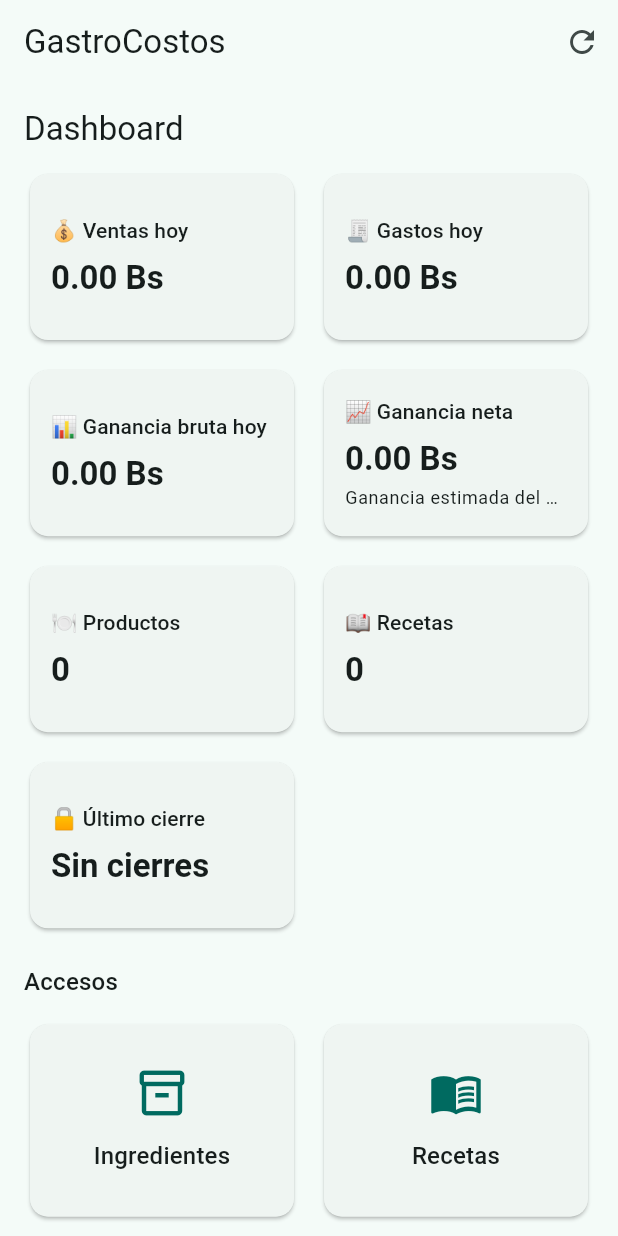
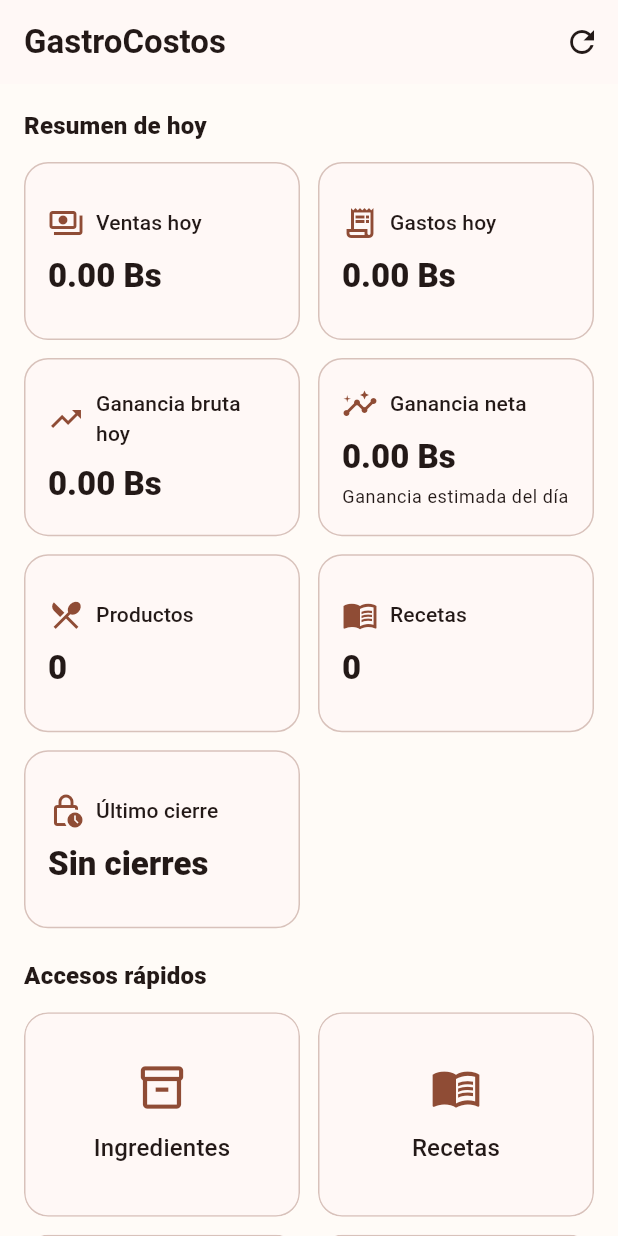
Before and after one commit to jematti/gastro_costos, a Flutter app: the screen it shows after launch, on a phone screen of 412 x 824 dp. Run offline on Flutter 3.47's test engine with Material 3 defaults, Android fonts, the phone set to English and light mode, and no system bars; our stand-ins replace image_picker, sqflite; accounts and stored records are empty.

Commit message:
Fase 14: mejorar interfaz general

```diff
--- /dev/null
+++ b/lib/core/theme/app_theme.dart
@@ -0,0 +1,77 @@
+import 'package:flutter/material.dart';
+
+class AppTheme {
+  const AppTheme._();
+
+  static ThemeData get light {
+    final colorScheme = ColorScheme.fromSeed(
+      seedColor: const Color(0xFFB8502A),
+      brightness: Brightness.light,
+    );
+
+    return ThemeData(
+      colorScheme: colorScheme,
+      useMaterial3: true,
+      scaffoldBackgroundColor: const Color(0xFFFFFBF7),
+      appBarTheme: AppBarTheme(
+        centerTitle: false,
+        elevation: 0,
+        backgroundColor: colorScheme.surface,
+        foregroundColor: colorScheme.onSurface,
+        titleTextStyle: TextStyle(
+          color: colorScheme.onSurface,
+          fontSize: 22,
+          fontWeight: FontWeight.w700,
+        ),
+      ),
+      cardTheme: CardThemeData(
+        elevation: 0,
+        color: colorScheme.surface,
+        surfaceTintColor: colorScheme.surfaceTint,
+        margin: EdgeInsets.zero,
+        shape: RoundedRectangleBorder(
+          borderRadius: BorderRadius.circular(16),
+          side: BorderSide(color: colorScheme.outlineVariant),
+        ),
+      ),
+      inputDecorationTheme: InputDecorationTheme(
+        border: OutlineInputBorder(borderRadius: BorderRadius.circular(12)),
+        enabledBorder: OutlineInputBorder(
+          borderRadius: BorderRadius.circular(12),
+          borderSide: BorderSide(color: colorScheme.outlineVariant),
+        ),
+        focusedBorder: OutlineInputBorder(
+          borderRadius: BorderRadius.circular(12),
+          borderSide: BorderSide(color: colorScheme.primary, width: 1.5),
+        ),
+        filled: true,
+        fillColor: colorScheme.surface,
+      ),
+      filledButtonTheme: FilledButtonThemeData(
+        style: FilledButton.styleFrom(
+          padding: const EdgeInsets.symmetric(horizontal: 18, vertical: 14),
+          shape: RoundedRectangleBorder(
+            borderRadius: BorderRadius.circular(12),
+          ),
+        ),
+      ),
+      outlinedButtonTheme: OutlinedButtonThemeData(
+        style: OutlinedButton.styleFrom(
+          padding: const EdgeInsets.symmetric(horizontal: 16, vertical: 14),
+          shape: RoundedRectangleBorder(
+            borderRadius: BorderRadius.circular(12),
+          ),
+        ),
+      ),
+      floatingActionButtonTheme: FloatingActionButtonThemeData(
+        backgroundColor: colorScheme.primary,
+        foregroundColor: colorScheme.onPrimary,
+        shape: RoundedRectangleBorder(borderRadius: BorderRadius.circular(16)),
+      ),
+      listTileTheme: const ListTileThemeData(
+        contentPadding: EdgeInsets.symmetric(horizontal: 16, vertical: 8),
+      ),
+      dividerTheme: DividerThemeData(color: colorScheme.outlineVariant),
+    );
+  }
+}
--- a/lib/features/cierre_caja/cierre_caja_screen.dart
+++ b/lib/features/cierre_caja/cierre_caja_screen.dart
@@ -4,6 +4,7 @@ import '../../data/models/cierre_caja.dart';
 import '../../data/repositories/cierre_caja_repository.dart';
 import '../../data/repositories/gasto_repository.dart';
 import '../../data/repositories/venta_repository.dart';
+import '../../shared/widgets/empty_state.dart';
 
 class CierreCajaScreen extends StatefulWidget {
   const CierreCajaScreen({super.key});
@@ -274,8 +275,11 @@ class _CierreCajaScreenState extends State<CierreCajaScreen> {
               if (cierres.isEmpty) {
                 return const Card(
                   child: Padding(
-                    padding: EdgeInsets.all(16),
-                    child: Text('No hay cierres guardados.'),
+                    padding: EdgeInsets.symmetric(vertical: 24),
+                    child: EmptyState(
+                      icon: Icons.fact_check_outlined,
+                      message: 'No hay cierres de caja guardados.',
+                    ),
                   ),
                 );
               }
--- a/lib/features/dashboard/home_screen.dart
+++ b/lib/features/dashboard/home_screen.dart
@@ -6,6 +6,9 @@ import '../../data/repositories/gasto_repository.dart';
 import '../../data/repositories/producto_repository.dart';
 import '../../data/repositories/receta_repository.dart';
 import '../../data/repositories/venta_repository.dart';
+import '../../shared/widgets/module_card.dart';
+import '../../shared/widgets/section_title.dart';
+import '../../shared/widgets/summary_card.dart';
 import '../cierre_caja/cierre_caja_screen.dart';
 import '../gastos/gastos_screen.dart';
 import '../ingredientes/ingredientes_screen.dart';
@@ -135,7 +138,7 @@ class _HomeScreenState extends State<HomeScreen> {
           child: ListView(
             padding: const EdgeInsets.all(16),
             children: [
-              Text('Dashboard', style: Theme.of(context).textTheme.titleLarge),
+              const SectionTitle('Resumen de hoy'),
               const SizedBox(height: 12),
               FutureBuilder<_DashboardResumen>(
                 future: _resumenFuture,
@@ -153,7 +156,7 @@ class _HomeScreenState extends State<HomeScreen> {
                 },
               ),
               const SizedBox(height: 20),
-              Text('Accesos', style: Theme.of(context).textTheme.titleMedium),
+              const SectionTitle('Accesos rápidos'),
               const SizedBox(height: 12),
               GridView.builder(
                 shrinkWrap: true,
@@ -168,34 +171,14 @@ class _HomeScreenState extends State<HomeScreen> {
                 itemBuilder: (context, index) {
                   final module = modules[index];
 
-                  return Card(
-                    clipBehavior: Clip.antiAlias,
-                    child: InkWell(
-                      onTap: () {
-                        Navigator.of(
-                          context,
-                        ).push(MaterialPageRoute(builder: module.builder));
-                      },
-                      child: Padding(
-                        padding: const EdgeInsets.all(16),
-                        child: Column(
-                          mainAxisAlignment: MainAxisAlignment.center,
-                          children: [
-                            Icon(
-                              module.icon,
-                              size: 36,
-                              color: Theme.of(context).colorScheme.primary,
-                            ),
-                            const SizedBox(height: 12),
-                            Text(
-                              module.title,
-                              textAlign: TextAlign.center,
-                              style: Theme.of(context).textTheme.titleMedium,
-                            ),
-                          ],
-                        ),
-                      ),
-                    ),
+                  return ModuleCard(
+                    title: module.title,
+                    icon: module.icon,
+                    onTap: () {
+                      Navigator.of(
+                        context,
+                      ).push(MaterialPageRoute(builder: module.builder));
+                    },
                   );
                 },
               ),
@@ -215,46 +198,50 @@ class _ResumenGrid extends StatelessWidget {
   @override
   Widget build(BuildContext context) {
     final cierre = resumen.ultimoCierre;
-    final estadoGanancia = resumen.gananciaNetaHoy < 0
+    final gananciaNegativa = resumen.gananciaNetaHoy < 0;
+    final estadoGanancia = gananciaNegativa
         ? 'Pérdida estimada del día'
         : 'Ganancia estimada del día';
 
     final cards = [
       _ResumenCardData(
-        icono: '💰',
-        titulo: 'Ventas hoy',
-        valor: _bs(resumen.totalVentasHoy),
+        icon: Icons.payments_outlined,
+        title: 'Ventas hoy',
+        value: _bs(resumen.totalVentasHoy),
       ),
       _ResumenCardData(
-        icono: '🧾',
-        titulo: 'Gastos hoy',
-        valor: _bs(resumen.totalGastosHoy),
+        icon: Icons.receipt_long_outlined,
+        title: 'Gastos hoy',
+        value: _bs(resumen.totalGastosHoy),
       ),
       _ResumenCardData(
-        icono: '📊',
-        titulo: 'Ganancia bruta hoy',
-        valor: _bs(resumen.gananciaBrutaHoy),
+        icon: Icons.trending_up_outlined,
+        title: 'Ganancia bruta hoy',
+        value: _bs(resumen.gananciaBrutaHoy),
       ),
       _ResumenCardData(
-        icono: '📈',
-        titulo: 'Ganancia neta',
-        valor: _bs(resumen.gananciaNetaHoy),
-        detalle: estadoGanancia,
+        icon: Icons.insights_outlined,
+        title: 'Ganancia neta',
+        value: _bs(resumen.gananciaNetaHoy),
+        detail: estadoGanancia,
+        accentColor: gananciaNegativa
+            ? Theme.of(context).colorScheme.error
+            : Theme.of(context).colorScheme.primary,
       ),
       _ResumenCardData(
-        icono: '🍽️',
-        titulo: 'Productos',
-        valor: resumen.cantidadProductos.toString(),
+        icon: Icons.restaurant_menu_outlined,
+        title: 'Productos',
+        value: resumen.cantidadProductos.toString(),
       ),
       _ResumenCardData(
-        icono: '📖',
-        titulo: 'Recetas',
-        valor: resumen.cantidadRecetas.toString(),
+        icon: Icons.menu_book_outlined,
+        title: 'Recetas',
+        value: resumen.cantidadRecetas.toString(),
       ),
       _ResumenCardData(
-        icono: '🔒',
-        titulo: 'Último cierre',
-        valor: cierre == null
+        icon: Icons.lock_clock_outlined,
+        title: 'Último cierre',
+        value: cierre == null
             ? 'Sin cierres'
             : '${_formatFecha(cierre.fecha)} - ${cierre.horaCierre}',
       ),
@@ -270,52 +257,17 @@ class _ResumenGrid extends StatelessWidget {
         childAspectRatio: 1.55,
       ),
       itemCount: cards.length,
-      itemBuilder: (context, index) => _ResumenCard(data: cards[index]),
-    );
-  }
-}
+      itemBuilder: (context, index) {
+        final data = cards[index];
 
-class _ResumenCard extends StatelessWidget {
-  const _ResumenCard({required this.data});
-
-  final _ResumenCardData data;
-
-  @override
-  Widget build(BuildContext context) {
-    return Card(
-      child: Padding(
-        padding: const EdgeInsets.all(14),
-        child: Column(
-          crossAxisAlignment: CrossAxisAlignment.start,
-          mainAxisAlignment: MainAxisAlignment.center,
-          children: [
-            Text(
-              '${data.icono} ${data.titulo}',
-              maxLines: 2,
-              overflow: TextOverflow.ellipsis,
-              style: Theme.of(context).textTheme.titleSmall,
-            ),
-            const SizedBox(height: 8),
-            Text(
-              data.valor,
-              maxLines: 2,
-              overflow: TextOverflow.ellipsis,
-              style: Theme.of(
-                context,
-              ).textTheme.titleLarge?.copyWith(fontWeight: FontWeight.bold),
-            ),
-            if (data.detalle != null) ...[
-              const SizedBox(height: 4),
-              Text(
-                data.detalle!,
-                maxLines: 1,
-                overflow: TextOverflow.ellipsis,
-                style: Theme.of(context).textTheme.bodySmall,
-              ),
-            ],
-          ],
-        ),
-      ),
+        return SummaryCard(
+          title: data.title,
+          value: data.value,
+          icon: data.icon,
+          detail: data.detail,
+          accentColor: data.accentColor,
+        );
+      },
     );
   }
 }
@@ -354,16 +306,18 @@ class _DashboardResumen {
 
 class _ResumenCardData {
   const _ResumenCardData({
-    required this.icono,
-    required this.titulo,
-    required this.valor,
-    this.detalle,
+    required this.icon,
+    required this.title,
+    required this.value,
+    this.detail,
+    this.accentColor,
   });
 
-  final String icono;
-  final String titulo;
-  final String valor;
-  final String? detalle;
+  final IconData icon;
+  final String title;
+  final String value;
+  final String? detail;
+  final Color? accentColor;
 }
 
 class _ModuleItem {
--- a/lib/features/gastos/gastos_screen.dart
+++ b/lib/features/gastos/gastos_screen.dart
@@ -2,6 +2,7 @@ import 'package:flutter/material.dart';
 
 import '../../data/models/gasto.dart';
 import '../../data/repositories/gasto_repository.dart';
+import '../../shared/widgets/empty_state.dart';
 
 class GastosScreen extends StatefulWidget {
   const GastosScreen({super.key});
@@ -118,8 +119,12 @@ class _GastosScreenState extends State<GastosScreen> {
               const SizedBox(height: 12),
               if (gastos.isEmpty)
                 const Padding(
-                  padding: EdgeInsets.symmetric(vertical: 48),
-                  child: Center(child: Text('No hay gastos registrados.')),
+                  padding: EdgeInsets.symmetric(vertical: 24),
+                  child: EmptyState(
+                    icon: Icons.receipt_long_outlined,
+                    message:
+                        'No hay gastos registrados. Agrega tu primer gasto.',
+                  ),
                 )
               else
                 ...gastos.map(
--- a/lib/features/ingredientes/ingredientes_screen.dart
+++ b/lib/features/ingredientes/ingredientes_screen.dart
@@ -8,6 +8,7 @@ import 'package:path_provider/path_provider.dart';
 import '../../core/helpers/ingredient_icon_helper.dart';
 import '../../data/models/ingrediente.dart';
 import '../../data/repositories/ingrediente_repository.dart';
+import '../../shared/widgets/empty_state.dart';
 
 const List<String> _unidades = [
   'libra',
@@ -159,11 +160,10 @@ class _IngredientesScreenState extends State<IngredientesScreen> {
           final ingredientes = snapshot.data ?? [];
 
           if (ingredientes.isEmpty) {
-            return const Center(
-              child: Padding(
-                padding: EdgeInsets.all(16),
-                child: Text('No hay ingredientes registrados.'),
-              ),
+            return const EmptyState(
+              icon: Icons.inventory_2_outlined,
+              message:
+                  'No hay ingredientes registrados. Agrega tu primer ingrediente.',
             );
           }
 
--- a/lib/features/productos/productos_screen.dart
+++ b/lib/features/productos/productos_screen.dart
@@ -9,6 +9,7 @@ import '../../data/repositories/producto_costo_fijo_repository.dart';
 import '../../data/repositories/producto_costo_variable_repository.dart';
 import '../../data/repositories/producto_repository.dart';
 import '../../data/repositories/receta_repository.dart';
+import '../../shared/widgets/empty_state.dart';
 import 'costos_fijos_screen.dart';
 import 'producto_form_dialog.dart';
 
@@ -197,11 +198,10 @@ class _ProductosScreenState extends State<ProductosScreen> {
           final productos = snapshot.data ?? [];
 
           if (productos.isEmpty) {
-            return const Center(
-              child: Padding(
-                padding: EdgeInsets.all(16),
-                child: Text('No hay productos registrados.'),
-              ),
+            return const EmptyState(
+              icon: Icons.restaurant_menu_outlined,
+              message:
+                  'No hay productos registrados. Crea tu primer producto o menú.',
             );
           }
 
--- a/lib/features/recetas/recetas_screen.dart
+++ b/lib/features/recetas/recetas_screen.dart
@@ -2,6 +2,7 @@ import 'package:flutter/material.dart';
 
 import '../../data/models/receta.dart';
 import '../../data/repositories/receta_repository.dart';
+import '../../shared/widgets/empty_state.dart';
 import 'receta_detalle_screen.dart';
 
 class RecetasScreen extends StatefulWidget {
@@ -141,11 +142,9 @@ class _RecetasScreenState extends State<RecetasScreen> {
           final recetas = snapshot.data ?? [];
 
           if (recetas.isEmpty) {
-            return const Center(
-              child: Padding(
-                padding: EdgeInsets.all(16),
-                child: Text('No hay recetas registradas.'),
-              ),
+            return const EmptyState(
+              icon: Icons.menu_book_outlined,
+              message: 'No hay recetas registradas. Crea tu primera receta.',
             );
           }
 
--- a/lib/main.dart
+++ b/lib/main.dart
@@ -1,5 +1,6 @@
 import 'package:flutter/material.dart';
 
+import 'core/theme/app_theme.dart';
 import 'features/dashboard/home_screen.dart';
 
 void main() {
@@ -14,10 +15,7 @@ class GastroCostosApp extends StatelessWidget {
     return MaterialApp(
       title: 'GastroCostos',
       debugShowCheckedModeBanner: false,
-      theme: ThemeData(
-        colorScheme: ColorScheme.fromSeed(seedColor: Colors.teal),
-        useMaterial3: true,
-      ),
+      theme: AppTheme.light,
       home: const HomeScreen(),
     );
   }
--- /dev/null
+++ b/lib/shared/widgets/empty_state.dart
@@ -0,0 +1,33 @@
+import 'package:flutter/material.dart';
+
+class EmptyState extends StatelessWidget {
+  const EmptyState({
+    required this.message,
+    this.icon = Icons.inbox_outlined,
+    super.key,
+  });
+
+  final String message;
+  final IconData icon;
+
+  @override
+  Widget build(BuildContext context) {
+    return Center(
+      child: Padding(
+        padding: const EdgeInsets.all(24),
+        child: Column(
+          mainAxisSize: MainAxisSize.min,
+          children: [
+            Icon(icon, size: 44, color: Theme.of(context).colorScheme.outline),
+            const SizedBox(height: 12),
+            Text(
+              message,
+              textAlign: TextAlign.center,
+              style: Theme.of(context).textTheme.bodyLarge,
+            ),
+          ],
+        ),
+      ),
+    );
+  }
+}
--- /dev/null
+++ b/lib/shared/widgets/module_card.dart
@@ -0,0 +1,45 @@
+import 'package:flutter/material.dart';
+
+class ModuleCard extends StatelessWidget {
+  const ModuleCard({
+    required this.title,
+    required this.icon,
+    required this.onTap,
+    super.key,
+  });
+
+  final String title;
+  final IconData icon;
+  final VoidCallback onTap;
+
+  @override
+  Widget build(BuildContext context) {
+    return Card(
+      clipBehavior: Clip.antiAlias,
+      child: InkWell(
+        onTap: onTap,
+        child: Padding(
+          padding: const EdgeInsets.all(16),
+          child: Column(
+            mainAxisAlignment: MainAxisAlignment.center,
+            children: [
+              Icon(
+                icon,
+                size: 34,
+                color: Theme.of(context).colorScheme.primary,
+              ),
+              const SizedBox(height: 12),
+              Text(
+                title,
+                textAlign: TextAlign.center,
+                maxLines: 2,
+                overflow: TextOverflow.ellipsis,
+                style: Theme.of(context).textTheme.titleMedium,
+              ),
+            ],
+          ),
+        ),
+      ),
+    );
+  }
+}
--- /dev/null
+++ b/lib/shared/widgets/section_title.dart
@@ -0,0 +1,17 @@
+import 'package:flutter/material.dart';
+
+class SectionTitle extends StatelessWidget {
+  const SectionTitle(this.text, {super.key});
+
+  final String text;
+
+  @override
+  Widget build(BuildContext context) {
+    return Text(
+      text,
+      style: Theme.of(
+        context,
+      ).textTheme.titleMedium?.copyWith(fontWeight: FontWeight.w800),
+    );
+  }
+}
--- /dev/null
+++ b/lib/shared/widgets/summary_card.dart
@@ -0,0 +1,67 @@
+import 'package:flutter/material.dart';
+
+class SummaryCard extends StatelessWidget {
+  const SummaryCard({
+    required this.title,
+    required this.value,
+    required this.icon,
+    this.detail,
+    this.accentColor,
+    super.key,
+  });
+
+  final String title;
+  final String value;
+  final IconData icon;
+  final String? detail;
+  final Color? accentColor;
+
+  @override
+  Widget build(BuildContext context) {
+    final color = accentColor ?? Theme.of(context).colorScheme.primary;
+
+    return Card(
+      child: Padding(
+        padding: const EdgeInsets.all(16),
+        child: Column(
+          crossAxisAlignment: CrossAxisAlignment.start,
+          mainAxisAlignment: MainAxisAlignment.center,
+          children: [
+            Row(
+              children: [
+                Icon(icon, color: color),
+                const SizedBox(width: 8),
+                Expanded(
+                  child: Text(
+                    title,
+                    maxLines: 2,
+                    overflow: TextOverflow.ellipsis,
+                    style: Theme.of(context).textTheme.titleSmall,
+                  ),
+                ),
+              ],
+            ),
+            const SizedBox(height: 10),
+            Text(
+              value,
+              maxLines: 2,
+              overflow: TextOverflow.ellipsis,
+              style: Theme.of(
+                context,
+              ).textTheme.titleLarge?.copyWith(fontWeight: FontWeight.w800),
+            ),
+            if (detail != null) ...[
+              const SizedBox(height: 4),
+              Text(
+                detail!,
+                maxLines: 1,
+                overflow: TextOverflow.ellipsis,
+                style: Theme.of(context).textTheme.bodySmall,
+              ),
+            ],
+          ],
+        ),
+      ),
+    );
+  }
+}
```
Also changed, not shown: 1 other file.
